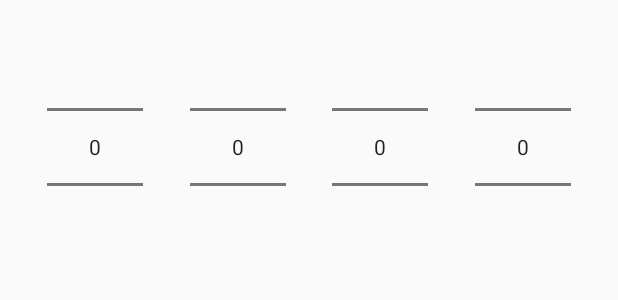
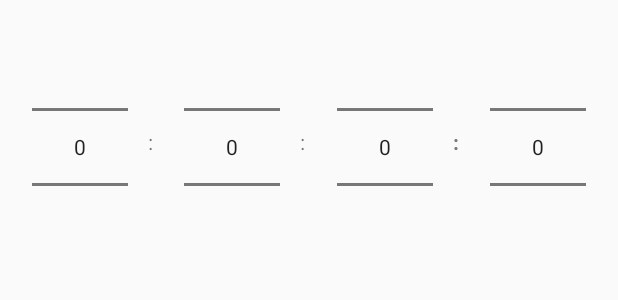
Before and after one commit to I-Al-Istannen/WallpaperChanger, an Android app: the layout preference_duration_input.xml on its own in the app's theme, with its tools: preview values and no code run, on a phone screen of 412 x 824 dp. Shown: the top 300 px of the screen. Run offline under Robolectric (Android 15) with nearby library versions, the phone set to English and light mode, and no system bars; network calls fail.

Commit message:
Created the base for the spinner layout

```diff
--- a/app/src/main/res/layout/preference_duration_input.xml
+++ b/app/src/main/res/layout/preference_duration_input.xml
@@ -16,11 +16,25 @@
 
     app:layout_constraintTop_toTopOf="parent"
     app:layout_constraintLeft_toLeftOf="parent"
+    app:layout_constraintRight_toLeftOf="@+id/preference_duration_input_spinner_separator_day_hou"
+    />
+  <TextView
+    android:id="@+id/preference_duration_input_spinner_separator_day_hou"
+    android:layout_width="wrap_content"
+    android:layout_height="wrap_content"
+    android:text="@string/preference_duration_input_spinner_separator"
+
+    android:layout_marginTop="8dp"
+    android:layout_marginBottom="8dp"
+
+    app:layout_constraintTop_toTopOf="parent"
+    app:layout_constraintLeft_toRightOf="@id/preference_duration_input_spinner_days"
     app:layout_constraintRight_toLeftOf="@+id/preference_duration_input_spinner_hours"
-
+    app:layout_constraintBottom_toBottomOf="parent"
     />
   <NumberPicker
     android:id="@+id/preference_duration_input_spinner_hours"
+    android:textStyle="bold"
     android:layout_width="wrap_content"
     android:layout_height="wrap_content"
 
@@ -28,11 +42,26 @@
     android:layout_marginStart="8dp"
 
     app:layout_constraintTop_toTopOf="parent"
-    app:layout_constraintLeft_toRightOf="@+id/preference_duration_input_spinner_days"
+    app:layout_constraintLeft_toRightOf="@+id/preference_duration_input_spinner_separator_day_hou"
+    app:layout_constraintRight_toLeftOf="@+id/preference_duration_input_spinner_separator_hou_min"
+    />
+  <TextView
+    android:id="@+id/preference_duration_input_spinner_separator_hou_min"
+    android:layout_width="wrap_content"
+    android:layout_height="wrap_content"
+    android:text="@string/preference_duration_input_spinner_separator"
+
+    android:layout_marginTop="8dp"
+    android:layout_marginBottom="8dp"
+
+    app:layout_constraintTop_toTopOf="parent"
+    app:layout_constraintLeft_toRightOf="@id/preference_duration_input_spinner_hours"
     app:layout_constraintRight_toLeftOf="@+id/preference_duration_input_spinner_minutes"
+    app:layout_constraintBottom_toBottomOf="parent"
     />
   <NumberPicker
     android:id="@+id/preference_duration_input_spinner_minutes"
+    android:textStyle="bold"
     android:layout_width="wrap_content"
     android:layout_height="wrap_content"
 
@@ -40,21 +69,34 @@
     android:layout_marginStart="8dp"
 
     app:layout_constraintTop_toTopOf="parent"
-    app:layout_constraintLeft_toRightOf="@+id/preference_duration_input_spinner_hours"
+    app:layout_constraintLeft_toRightOf="@+id/preference_duration_input_spinner_separator_hou_min"
+    app:layout_constraintRight_toLeftOf="@+id/preference_duration_input_spinner_separator_min_sec"
+    />
+  <TextView
+    android:id="@+id/preference_duration_input_spinner_separator_min_sec"
+    android:textStyle="bold"
+    android:layout_width="wrap_content"
+    android:layout_height="wrap_content"
+
+    android:layout_marginTop="8dp"
+    android:layout_marginBottom="8dp"
+
+    android:text="@string/preference_duration_input_spinner_separator"
+    app:layout_constraintBottom_toBottomOf="parent"
+    app:layout_constraintLeft_toRightOf="@id/preference_duration_input_spinner_minutes"
     app:layout_constraintRight_toLeftOf="@+id/preference_duration_input_spinner_seconds"
-    />
+    app:layout_constraintTop_toTopOf="parent"/>
   <NumberPicker
     android:id="@+id/preference_duration_input_spinner_seconds"
     android:layout_width="wrap_content"
     android:layout_height="wrap_content"
 
     android:layout_marginTop="8dp"
-    android:layout_marginLeft="8dp"
-    android:layout_marginRight="8dp"
+    android:layout_marginStart="8dp"
+    android:layout_marginEnd="8dp"
 
     app:layout_constraintTop_toTopOf="parent"
-    app:layout_constraintLeft_toRightOf="@+id/preference_duration_input_spinner_minutes"
+    app:layout_constraintLeft_toRightOf="@+id/preference_duration_input_spinner_separator_min_sec"
     app:layout_constraintRight_toRightOf="parent"
-
     />
 </android.support.constraint.ConstraintLayout>
--- a/app/src/main/res/values/strings.xml
+++ b/app/src/main/res/values/strings.xml
@@ -19,4 +19,5 @@
   <string name="settings_automated_changing_enabled_title">Automatic changing</string>
   <string name="settings_automated_changing_enabled_summary_off">Automated changing is off.</string>
   <string name="settings_automated_changing_enabled_summary_on">Automated changing is on.</string>
+  <string name="preference_duration_input_spinner_separator">:</string>
 </resources>
```
